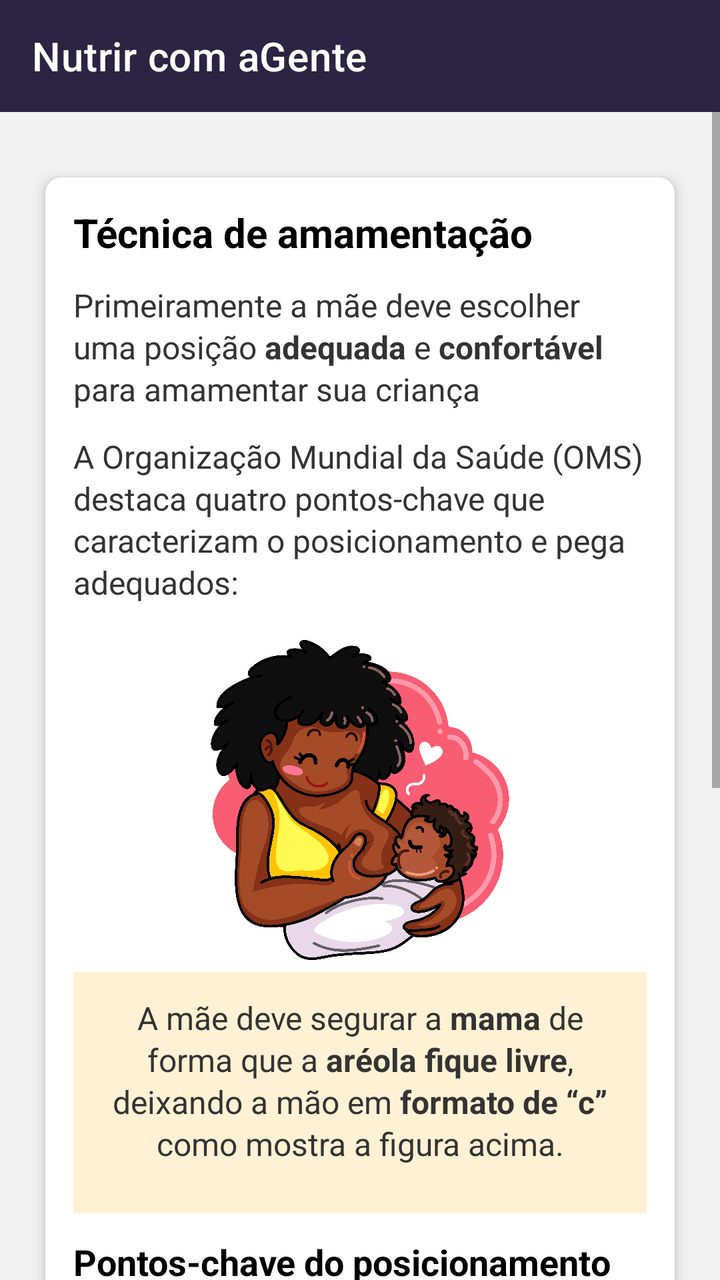
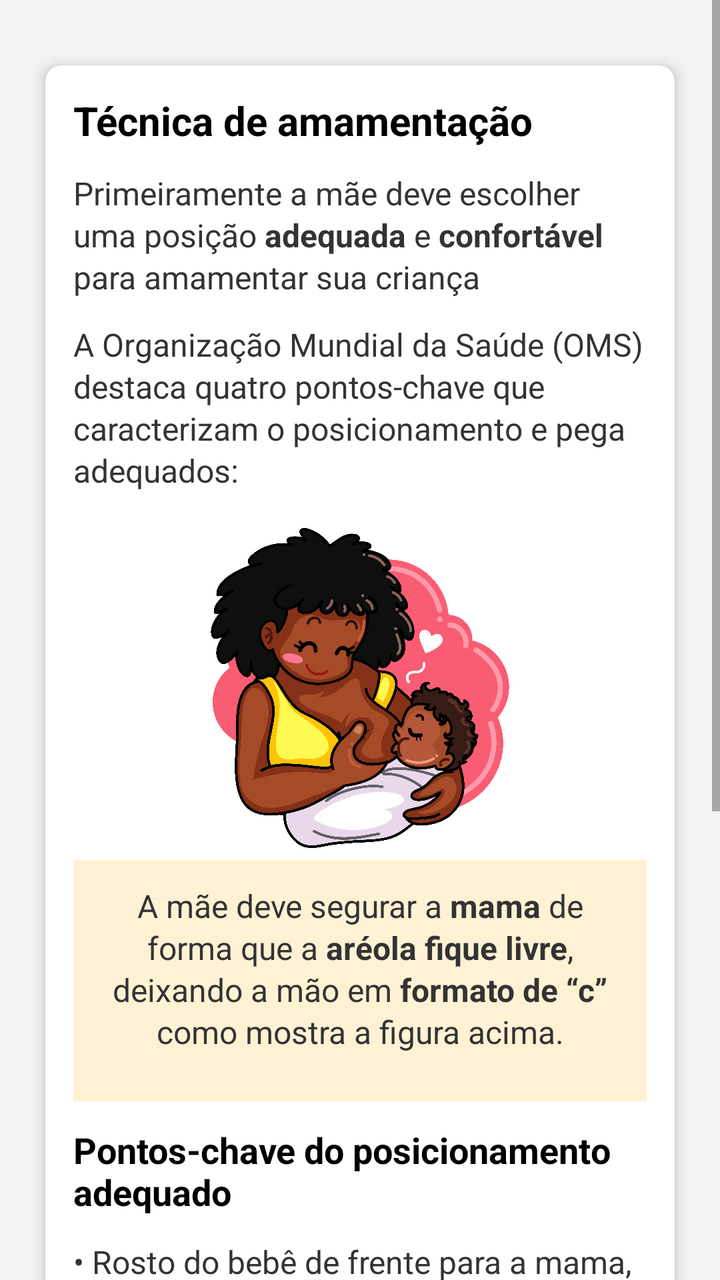

Compare the two renders of this Android layout. The source of the first and the diff that turns it into the second are given below.
<!-- AndroidManifest.xml: application theme Theme.NutrirAGente -->
<!-- res/layout/proper_technique.xml -->
<?xml version="1.0" encoding="utf-8"?>
<LinearLayout xmlns:android="http://schemas.android.com/apk/res/android"
    xmlns:app="http://schemas.android.com/apk/res-auto"
    android:orientation="vertical"
    android:layout_width="match_parent"
    android:layout_height="match_parent"
    android:background="#F2F2F2">

    
    <androidx.appcompat.widget.Toolbar
        android:id="@+id/toolbar"
        android:layout_width="match_parent"
        android:layout_height="?attr/actionBarSize"
        android:background="#2C2442"
        app:title="@string/app_name"
        app:titleTextColor="@android:color/white"/>

    
    <ScrollView
        android:layout_width="match_parent"
        android:layout_height="match_parent"
        android:fillViewport="true">

        <LinearLayout
            android:layout_width="match_parent"
            android:layout_height="wrap_content"
            android:orientation="vertical"
            android:padding="16dp">

            
            <androidx.cardview.widget.CardView
                android:layout_width="match_parent"
                android:layout_height="wrap_content"
                android:layout_marginTop="8dp"
                android:layout_marginBottom="16dp"
                app:cardCornerRadius="8dp"
                app:cardElevation="4dp"
                app:cardUseCompatPadding="true">

                <LinearLayout
                    android:layout_width="match_parent"
                    android:layout_height="wrap_content"
                    android:orientation="vertical"
                    android:padding="14dp">

                    <LinearLayout
                        android:layout_width="match_parent"
                        android:layout_height="wrap_content"
                        android:orientation="vertical">

                        
                        <TextView
                            android:id="@+id/tvTitulo"
                            android:layout_width="wrap_content"
                            android:layout_height="wrap_content"
                            android:text="Técnica de amamentação"
                            android:textSize="20sp"
                            android:textStyle="bold"
                            android:textColor="#000000"
                            android:layout_marginBottom="12dp"/>

                        <TextView
                            android:id="@+id/tvTextoPrincipal"
                            android:layout_width="match_parent"
                            android:layout_height="wrap_content"
                            android:text="@string/tecmamamada"
                            android:textSize="16sp"
                            android:textColor="#333333"
                            android:lineSpacingExtra="2dp"
                            android:layout_marginBottom="12dp"/>

                        <TextView
                            android:id="@+id/tv_5_TextoPrincipal"
                            android:layout_width="match_parent"
                            android:layout_height="wrap_content"
                            android:text="A Organização Mundial da Saúde (OMS) destaca quatro pontos-chave que caracterizam o posicionamento e pega adequados:"
                            android:textSize="16sp"
                            android:textColor="#333333"
                            android:lineSpacingExtra="2dp"
                            android:layout_marginBottom="12dp"/>

                        <ImageView
                            android:id="@+id/feeding_child_image"
                            android:layout_width="160dp"
                            android:layout_height="160dp"
                            android:src="@drawable/mae_forma_c"
                            android:layout_gravity="center"
                            android:adjustViewBounds="true"
                            android:scaleType="fitCenter"
                            android:layout_marginTop="6dp"
                            android:layout_marginBottom="6dp"/>

                        <LinearLayout
                            android:layout_width="match_parent"
                            android:layout_height="wrap_content"
                            android:layout_marginBottom="12dp"
                            android:background="#FFF1D4"
                            android:orientation="vertical"
                            android:padding="12dp">

                            <TextView
                                android:id="@+id/tv_3_TextoPrincipal"
                                android:layout_width="match_parent"
                                android:layout_height="wrap_content"
                                android:text="@string/tecmamada2"
                                android:textSize="16sp"
                                android:textColor="#333333"
                                android:lineSpacingExtra="2dp"
                                android:layout_marginBottom="12dp"
                                android:gravity="center"
                                />

                    </LinearLayout>

                        <TextView
                            android:id="@+id/tv_1_Titulo"
                            android:layout_width="wrap_content"
                            android:layout_height="wrap_content"
                            android:text="Pontos-chave do posicionamento adequado"
                            android:textSize="18sp"
                            android:textStyle="bold"
                            android:textColor="#000000"
                            android:layout_marginBottom="12dp"
                            android:layout_gravity="center"
                            />

                        <TextView
                            android:id="@+id/tv_2_TextoPrincipal"
                            android:layout_width="match_parent"
                            android:layout_height="wrap_content"
                            android:text="@string/tecmamada3"
                            android:textSize="16sp"
                            android:textColor="#333333"
                            android:lineSpacingExtra="2dp"
                            android:layout_marginBottom="12dp"/>

                        <TextView
                            android:id="@+id/tv_Titulo"
                            android:layout_width="wrap_content"
                            android:layout_height="wrap_content"
                            android:text="Pontos-chave da pega adequada"
                            android:textSize="18sp"
                            android:textStyle="bold"
                            android:textColor="#000000"
                            android:layout_marginBottom="12dp"
                            android:layout_gravity="center"
                            />

                        <TextView
                            android:id="@+id/tv_4_TextoPrincipal"
                            android:layout_width="match_parent"
                            android:layout_height="wrap_content"
                            android:text="@string/tecmamada4"
                            android:textSize="16sp"
                            android:textColor="#333333"
                            android:lineSpacingExtra="2dp"
                            android:layout_marginBottom="12dp"/>

                    </LinearLayout>
                </LinearLayout>
            </androidx.cardview.widget.CardView>

        </LinearLayout>

    </ScrollView>
</LinearLayout>
<!-- resources referenced by this layout -->
<resources>
  <!-- drawable mae_forma_c: png bitmap (drawable, 510401 bytes) -->
  <string name="app_name">Nutrir com aGente</string>
  <string name="tecmamada2">
          A mãe deve segurar a <b>mama</b> de forma que a <b>aréola fique livre</b>, deixando a mão em <b>formato de “c”</b> como mostra a figura acima.
      </string>
  <string name="tecmamada3">
          •   Rosto do bebê de frente para a mama, com nariz na altura do mamilo; \n
          •   Corpo do bebê próximo ao da mãe; \n
          •   Bebê com cabeça e tronco alinhados (pescoço não torcido); \n
          •   Bebê bem apoiado. \n
      </string>
  <string name="tecmamada4">
          •   Mais aréola visível acima da boca do bebê;  \n
          •   Boca bem aberta;    \n
          •   Lábio inferior virado para fora;    \n
          •   Queixo tocando a mama.      \n
      </string>
  <string name="tecmamamada">
          Primeiramente a mãe deve escolher uma posição <b>adequada</b> e <b>confortável</b> para amamentar sua criança
      </string>
  <style name="Theme.NutrirAGente" parent="Theme.MaterialComponents.Light.NoActionBar">
          
          <item name="colorPrimary">@color/purple_500</item>
          <item name="colorPrimaryVariant">@color/blue_toolbar</item>
          <item name="colorOnPrimary">@color/white</item>
          <item name="colorOnPrimaryFixedVariant">@color/blue_toolbar</item>
          
          <item name="colorSecondary">@color/teal_200</item>
          <item name="colorSecondaryVariant">@color/teal_700</item>
          <item name="colorOnSecondary">@color/black</item>
          
          <item name="android:statusBarColor">@color/blue_toolbar</item>
          
      </style>
  <color name="purple_500">#FF6200EE</color>
  <color name="blue_toolbar">#272643</color>
  <color name="white">#FFFFFFFF</color>
  <color name="teal_200">#FF03DAC5</color>
  <color name="teal_700">#FF018786</color>
  <color name="black">#FF000000</color>
</resources>

<!-- the commit's change to res/layout/proper_technique.xml (unified diff, before → after) -->
@@ -6,14 +6,7 @@
     android:layout_height="match_parent"
     android:background="#F2F2F2">
 
-    
-    <androidx.appcompat.widget.Toolbar
-        android:id="@+id/toolbar"
-        android:layout_width="match_parent"
-        android:layout_height="?attr/actionBarSize"
-        android:background="#2C2442"
-        app:title="@string/app_name"
-        app:titleTextColor="@android:color/white"/>
+
 
     
     <ScrollView
<!-- resource entries referenced after the edit -->
@@ -1,7 +1,6 @@
 <!-- resources referenced by this layout -->
 <resources>
   <!-- drawable mae_forma_c: png bitmap (drawable, 510401 bytes) -->
-  <string name="app_name">Nutrir com aGente</string>
   <string name="tecmamada2">
           A mãe deve segurar a <b>mama</b> de forma que a <b>aréola fique livre</b>, deixando a mão em <b>formato de “c”</b> como mostra a figura acima.
       </string>
